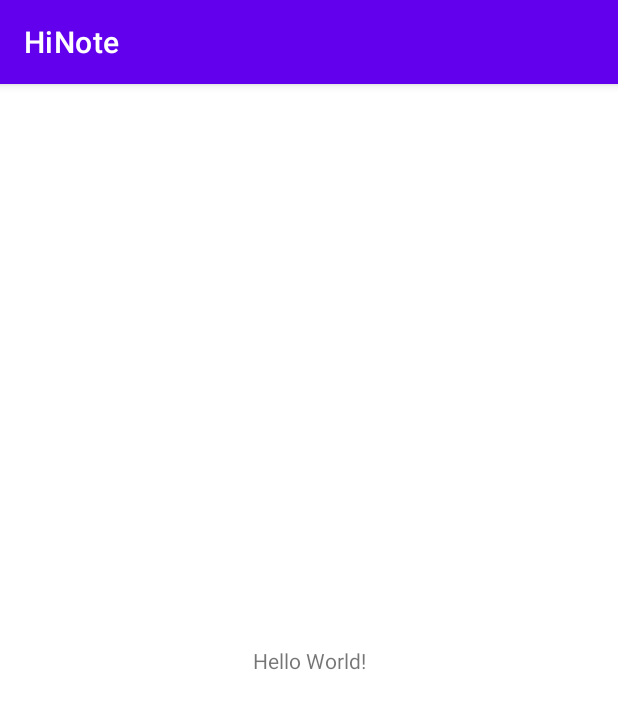
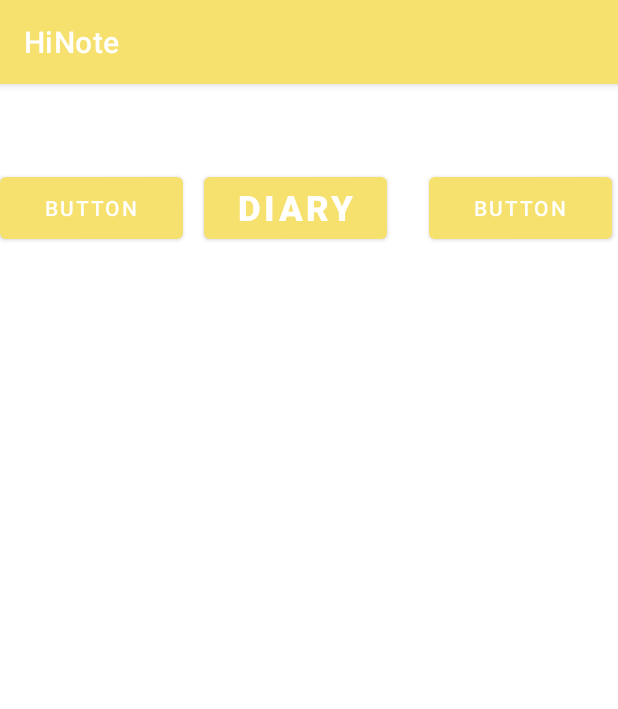
Before and after one commit to sme1029/Toy_Codingdong, an Android app: the screen it shows after launch (MainActivity), on a phone screen of 412 x 824 dp. Shown: the top 709 px of the screen. Run offline under Robolectric (Android 15) with nearby library versions, the phone set to English and light mode, and no system bars.

Commit message:
diary commit

```diff
--- a/hiNote/app/src/main/java/com/greedy/hinote/MainActivity.kt
+++ b/hiNote/app/src/main/java/com/greedy/hinote/MainActivity.kt
@@ -1,13 +1,25 @@
 package com.greedy.hinote
 
+import android.content.Intent
 import androidx.appcompat.app.AppCompatActivity
 import android.os.Bundle
+import com.greedy.hinote.databinding.ActivityMainBinding
+import com.greedy.hinote.diary.DiaryActivity
+class MainActivity : AppCompatActivity() {
 
-class MainActivity : AppCompatActivity() {
+    val binding by lazy { ActivityMainBinding.inflate(layoutInflater) }
+
     override fun onCreate(savedInstanceState: Bundle?) {
         super.onCreate(savedInstanceState)
-        setContentView(R.layout.activity_main)
+        setContentView(binding.root)
+
+        binding.btnDiary.setOnClickListener {
+            startActivity(Intent(this, DiaryActivity::class.java))
+        }
+
+
+
     }
 
-    //test
+
 }
--- /dev/null
+++ b/hiNote/app/src/main/java/com/greedy/hinote/weather/Coord.kt
@@ -0,0 +1,6 @@
+package com.greedy.hinote.weather
+
+data class Coord(
+    val lat: Double,
+    val lon: Double
+)
--- a/hiNote/app/src/main/res/layout/activity_main.xml
+++ b/hiNote/app/src/main/res/layout/activity_main.xml
@@ -6,13 +6,24 @@
         android:layout_width="match_parent"
         android:layout_height="match_parent"
         tools:context=".MainActivity">
-    <TextView
-            android:layout_width="wrap_content"
-            android:layout_height="wrap_content"
-            android:text="Hello World!"
-            app:layout_constraintBottom_toBottomOf="parent"
-            app:layout_constraintStart_toStartOf="parent"
-            app:layout_constraintEnd_toEndOf="parent"
-            app:layout_constraintTop_toTopOf="parent"/>
-
+    <Button
+            android:text="Button"
+            android:layout_width="122dp"
+            android:layout_height="53dp" android:id="@+id/button"
+            app:layout_constraintEnd_toStartOf="@+id/btnDiary" app:layout_constraintTop_toTopOf="parent"
+            app:layout_constraintStart_toStartOf="parent" android:layout_marginTop="56dp"
+            app:layout_constraintHorizontal_bias="0.0"/>
+    <Button
+            android:text="DIARY"
+            android:layout_width="122dp"
+            android:layout_height="53dp" android:id="@+id/btnDiary"
+            app:layout_constraintEnd_toStartOf="@+id/button5" app:layout_constraintTop_toTopOf="parent"
+            android:layout_marginTop="56dp" android:layout_marginEnd="28dp" android:textStyle="bold"
+            android:textSize="23sp"/>
+    <Button
+            android:text="Button"
+            android:layout_width="122dp"
+            android:layout_height="53dp" android:id="@+id/button5"
+            app:layout_constraintEnd_toEndOf="parent" app:layout_constraintTop_toTopOf="parent"
+            android:layout_marginTop="56dp" android:layout_marginEnd="4dp"/>
 </androidx.constraintlayout.widget.ConstraintLayout>
--- a/hiNote/app/src/main/res/values/colors.xml
+++ b/hiNote/app/src/main/res/values/colors.xml
@@ -1,7 +1,7 @@
 <?xml version="1.0" encoding="utf-8"?>
 <resources>
     <color name="purple_200">#FFBB86FC</color>
-    <color name="purple_500">#FF6200EE</color>
+    <color name="purple_500">#F6E16E</color>
     <color name="purple_700">#FF3700B3</color>
     <color name="teal_200">#FF03DAC5</color>
     <color name="teal_700">#FF018786</color>
--- a/hiNote/app/src/main/res/values/strings.xml
+++ b/hiNote/app/src/main/res/values/strings.xml
@@ -1,3 +1,5 @@
 <resources>
     <string name="app_name">HiNote</string>
+    <!-- TODO: Remove or change this placeholder text -->
+    <string name="hello_blank_fragment">Hello blank fragment</string>
 </resources>
--- a/hiNote/build.gradle
+++ b/hiNote/build.gradle
@@ -2,7 +2,7 @@
 plugins {
     id 'com.android.application' version '7.2.0' apply false
     id 'com.android.library' version '7.2.0' apply false
-    id 'org.jetbrains.kotlin.android' version '1.7.10' apply false
+    id 'org.jetbrains.kotlin.android' version '1.7.20' apply false
 }
 
 task clean(type: Delete) {
```
Also changed, not shown: hiNote/app/build.gradle (+7 -1 lines), hiNote/app/src/main/AndroidManifest.xml (+12 -1 lines), hiNote/app/src/main/java/com/greedy/hinote/diary/DiaryActivity.kt (added, +29 -0 lines), hiNote/app/src/main/java/com/greedy/hinote/diary/DiaryRegistActivity.kt (added, +31 -0 lines), hiNote/app/src/main/res/layout/activity_diary_regist.xml (added, +48 -0 lines).
